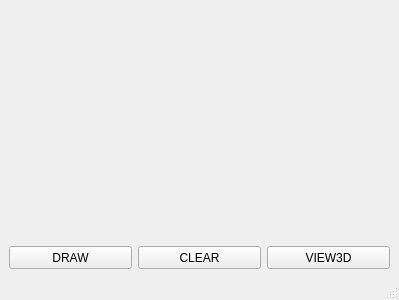
Qt form desktop/src/qt_mainwindow.ui (xuguodong1999/COCR) before a commit.
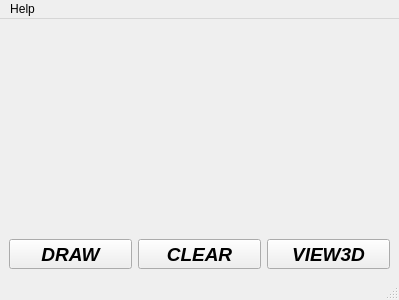
The same form after that commit.

```diff
--- a/desktop/src/qt_mainwindow.ui
+++ b/desktop/src/qt_mainwindow.ui
@@ -30,9 +30,24 @@
             <verstretch>0</verstretch>
            </sizepolicy>
           </property>
+          <property name="font">
+           <font>
+            <family>Arial</family>
+            <pointsize>14</pointsize>
+            <weight>75</weight>
+            <italic>true</italic>
+            <bold>true</bold>
+           </font>
+          </property>
           <property name="text">
            <string>DRAW</string>
           </property>
+          <property name="popupMode">
+           <enum>QToolButton::DelayedPopup</enum>
+          </property>
+          <property name="autoRaise">
+           <bool>false</bool>
+          </property>
          </widget>
         </item>
         <item>
@@ -43,9 +58,24 @@
             <verstretch>0</verstretch>
            </sizepolicy>
           </property>
+          <property name="font">
+           <font>
+            <family>Arial</family>
+            <pointsize>14</pointsize>
+            <weight>75</weight>
+            <italic>true</italic>
+            <bold>true</bold>
+           </font>
+          </property>
           <property name="text">
            <string>CLEAR</string>
           </property>
+          <property name="popupMode">
+           <enum>QToolButton::DelayedPopup</enum>
+          </property>
+          <property name="autoRaise">
+           <bool>false</bool>
+          </property>
          </widget>
         </item>
         <item>
@@ -56,9 +86,24 @@
             <verstretch>0</verstretch>
            </sizepolicy>
           </property>
+          <property name="font">
+           <font>
+            <family>Arial</family>
+            <pointsize>14</pointsize>
+            <weight>75</weight>
+            <italic>true</italic>
+            <bold>true</bold>
+           </font>
+          </property>
           <property name="text">
            <string>VIEW3D</string>
           </property>
+          <property name="popupMode">
+           <enum>QToolButton::DelayedPopup</enum>
+          </property>
+          <property name="autoRaise">
+           <bool>false</bool>
+          </property>
          </widget>
         </item>
        </layout>
@@ -76,6 +121,14 @@
      <height>27</height>
     </rect>
    </property>
+   <widget class="QMenu" name="menuAbout">
+    <property name="title">
+     <string>Help</string>
+    </property>
+    <addaction name="actionQuickStart"/>
+    <addaction name="actionAbout"/>
+   </widget>
+   <addaction name="menuAbout"/>
   </widget>
   <widget class="QStatusBar" name="statusbar"/>
  </widget>
```
Left out of the diff: 12 changed lines with no effect on the pictures.
